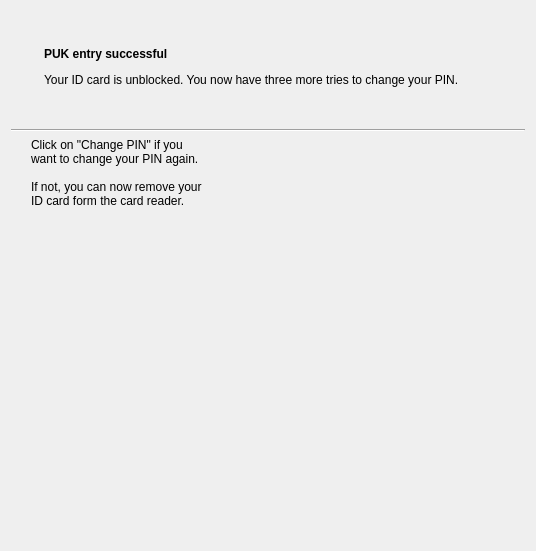
This is src/ui/widget/PinSettingsWidget.ui in Governikus/AusweisApp as Qt 5 draws it before an edit. The edited form follows.
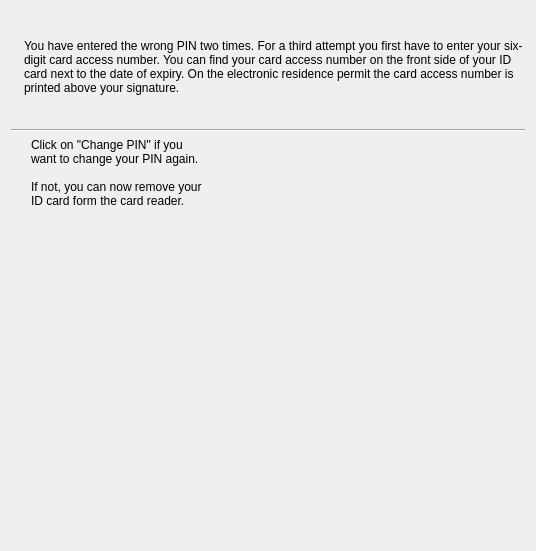
This is the edited form. The open tabs and pages were chosen to show the change. Icons and pictures are not drawn. Custom widgets are drawn as their Qt base class.

The edit to the form file:
```diff
--- a/src/ui/widget/PinSettingsWidget.ui
+++ b/src/ui/widget/PinSettingsWidget.ui
@@ -183,58 +183,6 @@
        </item>
       </layout>
      </widget>
-     <widget class="QWidget" name="pinUnblockedHeaderPage">
-      <layout class="QVBoxLayout" name="verticalLayout_23">
-       <property name="leftMargin">
-        <number>0</number>
-       </property>
-       <property name="topMargin">
-        <number>0</number>
-       </property>
-       <property name="rightMargin">
-        <number>0</number>
-       </property>
-       <property name="bottomMargin">
-        <number>0</number>
-       </property>
-       <item>
-        <layout class="QHBoxLayout" name="horizontalLayout_2" stretch="0,1">
-         <property name="leftMargin">
-          <number>20</number>
-         </property>
-         <property name="rightMargin">
-          <number>20</number>
-         </property>
-         <item>
-          <widget class="QLabel" name="label_8">
-           <property name="text">
-            <string/>
-           </property>
-           <property name="pixmap">
-            <pixmap resource="../../../resources/ausweisapp.qrc">:/images/Icon_Checked.svg</pixmap>
-           </property>
-          </widget>
-         </item>
-         <item>
-          <widget class="QLabel" name="label_4">
-           <property name="focusPolicy">
-            <enum>Qt::TabFocus</enum>
-           </property>
-           <property name="text">
-            <string>&lt;h4&gt;PUK entry successful&lt;/h4&gt;&lt;p&gt;Your ID card is unblocked. You now have three more tries to change your PIN.&lt;/p&gt;</string>
-           </property>
-           <property name="alignment">
-            <set>Qt::AlignLeading|Qt::AlignLeft|Qt::AlignVCenter</set>
-           </property>
-           <property name="wordWrap">
-            <bool>true</bool>
-           </property>
-          </widget>
-         </item>
-        </layout>
-       </item>
-      </layout>
-     </widget>
      <widget class="QWidget" name="pinSuccessHeaderPage">
       <layout class="QVBoxLayout" name="verticalLayout_13">
        <property name="spacing">
```
